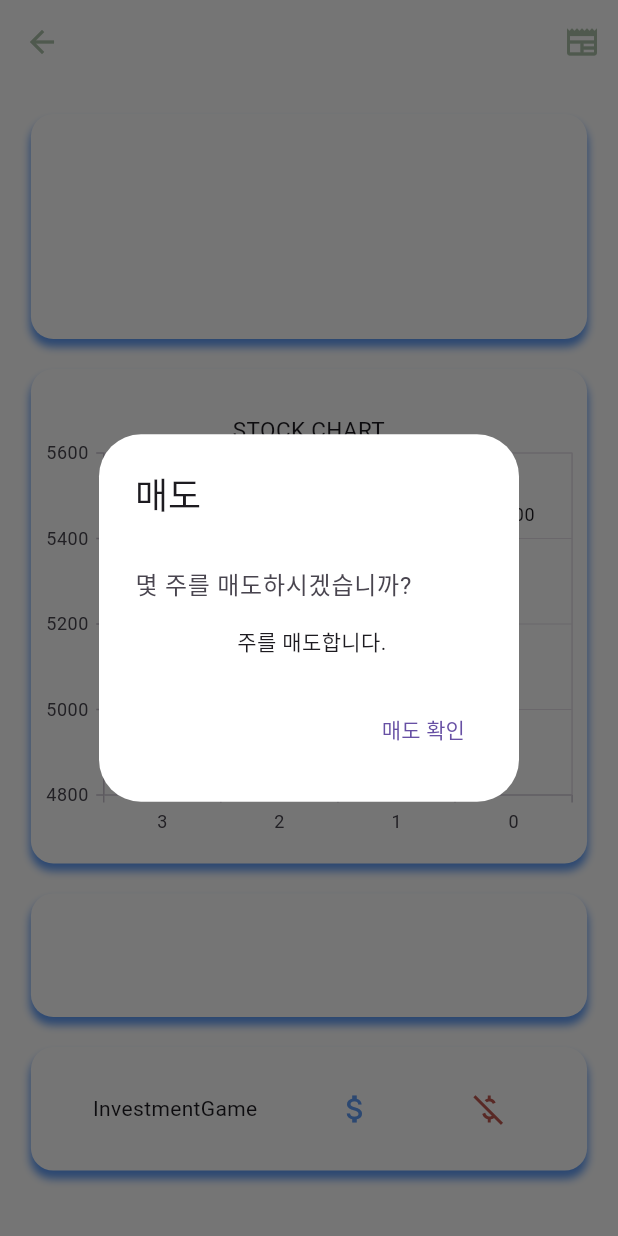
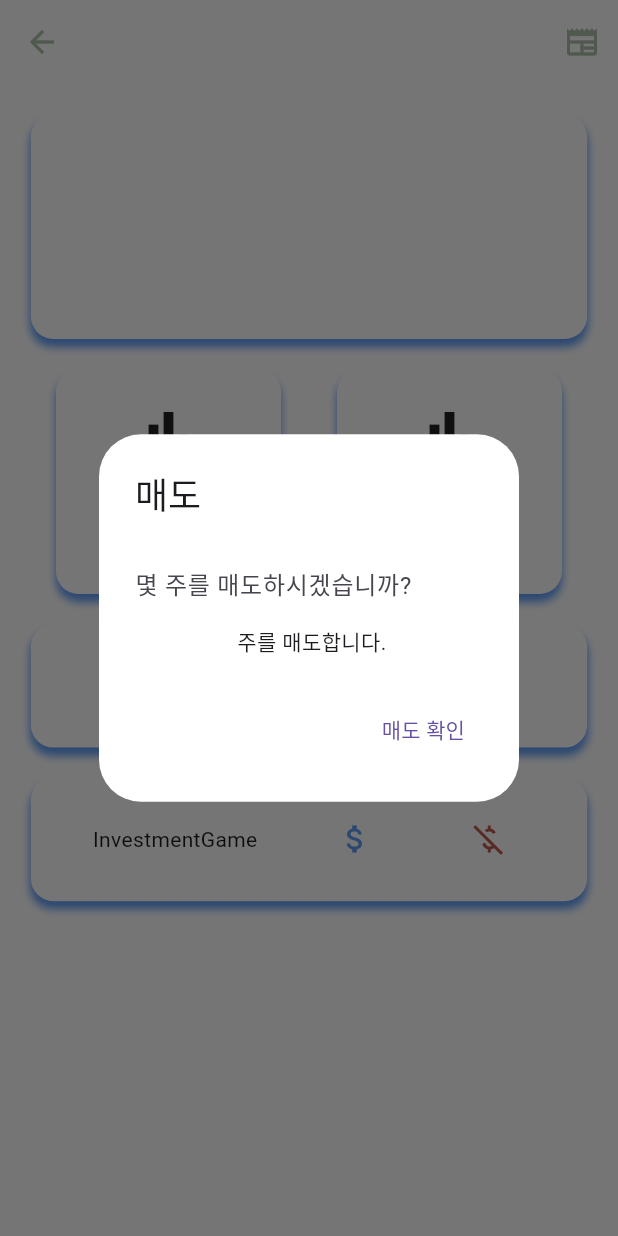
Before and after one commit to devpark435/Flutter_Stock_Application, a Flutter app: the ChartPage screen opened directly with empty values, after a tap on the "money off csred" icon, on a phone screen of 412 x 824 dp. Run offline on Flutter 3.47's test engine with Material 2 defaults, Android fonts, the phone set to English and light mode, and no system bars; our stand-ins replace cloud_firestore, firebase_auth, firebase_core, fluttertoast, pull_to_refresh, syncfusion_flutter_charts; missing offline and left inert: cp949, web_scraper; accounts and stored records are empty.

Commit message:
Edit : ChartArea

```diff
--- /dev/null
+++ b/lib/screens/Chart.dart
@@ -0,0 +1,32 @@
+import 'package:flutter/material.dart';
+import '../asset/palette.dart';
+
+Widget chartArea(chartName) {
+  return GestureDetector(
+    child: Container(
+        margin: EdgeInsets.fromLTRB(0, 20, 0, 0),
+        width: 150,
+        height: 150,
+        decoration: BoxDecoration(
+          color: Palette.bgColor,
+          boxShadow: [
+            BoxShadow(
+              blurRadius: 4,
+              color: Palette.outlineColor,
+              offset: Offset(0, 5),
+            )
+          ],
+          borderRadius: BorderRadius.circular(15),
+        ),
+        child: Column(
+          mainAxisAlignment: MainAxisAlignment.spaceAround,
+          children: [
+            Icon(
+              Icons.bar_chart,
+              size: 40,
+            ),
+            Text('${chartName} 차트 확인하기')
+          ],
+        )),
+  );
+}
--- a/lib/screens/ChartPage.dart
+++ b/lib/screens/ChartPage.dart
@@ -10,6 +10,7 @@ import 'package:syncfusion_flutter_charts/charts.dart';
 import '../firebase/FirestoreService.dart';
 import '../firebase/auth_service.dart';
 import 'SignupPage.dart';
+import 'Chart.dart';
 
 class ChartPage extends StatefulWidget {
   const ChartPage({
@@ -140,13 +141,6 @@ class _ChartPage extends State<ChartPage> {
                     Column(
                       mainAxisAlignment: MainAxisAlignment.spaceAround,
                       children: [
-                        // Text(
-                        //   widget.prices,
-                        //   style: TextStyle(
-                        //       color: widget.rates.indexOf('-') > 0
-                        //           ? Palette.moneyColor
-                        //           : Palette.moneyOffColor),
-                        // ),
                         Row(
                           children: [
                             Text(
@@ -156,13 +150,6 @@ class _ChartPage extends State<ChartPage> {
                                       ? Palette.moneyColor
                                       : Palette.moneyOffColor),
                             ),
-                            // Icon(
-                            //     rates.indexOf('-') > 0
-                            //         ? (Icons.arrow_drop_down_outlined)
-                            //         : Icons.arrow_drop_up_outlined,
-                            //     color: rates.indexOf('-') > 0
-                            //         ? Palette.moneyColor
-                            //         : Palette.moneyOffColor),
                           ],
                         ),
                         Text(
@@ -178,51 +165,11 @@ class _ChartPage extends State<ChartPage> {
                 ),
               ),
               Row(
-                mainAxisAlignment: MainAxisAlignment.center,
-                children: [
-                  Container(
-                      //ChartContainer
-                      margin: EdgeInsets.fromLTRB(0, 20, 0, 0),
-                      width: MediaQuery.of(context).size.width * 0.9,
-                      height: MediaQuery.of(context).size.height * 0.4,
-                      decoration: BoxDecoration(
-                        color: Palette.bgColor,
-                        boxShadow: [
-                          BoxShadow(
-                            blurRadius: 4,
-                            color: Palette.outlineColor,
-                            offset: Offset(0, 5),
-                          )
-                        ],
-                        borderRadius: BorderRadius.circular(15),
-                      ),
-                      child: Column(children: [
-                        Padding(padding: EdgeInsets.fromLTRB(0, 20, 0, 0)),
-                        Container(
-                          child: SfCartesianChart(
-                              primaryXAxis: CategoryAxis(),
-                              // Chart title
-                              title: ChartTitle(text: 'STOCK CHART'),
-                              // Enable legend
-                              legend: Legend(isVisible: false),
-                              // Enable tooltip
-                              tooltipBehavior: TooltipBehavior(enable: true),
-                              series: <ChartSeries<_SalesData, String>>[
-                                LineSeries<_SalesData, String>(
-                                    dataSource: data,
-                                    xValueMapper: (_SalesData sales, _) =>
-                                        sales.year,
-                                    yValueMapper: (_SalesData sales, _) =>
-                                        sales.sales,
-                                    name: 'Sales',
-                                    // Enable data label
-                                    dataLabelSettings:
-                                        DataLabelSettings(isVisible: true)),
-                              ]),
-                        )
-                      ]))
-                ],
+                mainAxisAlignment: MainAxisAlignment.spaceEvenly,
+                mainAxisSize: MainAxisSize.max,
+                children: [chartArea(widget.items), chartArea(widget.items)],
               ),
+
               Row(
                 mainAxisAlignment: MainAxisAlignment.spaceEvenly,
                 mainAxisSize: MainAxisSize.max,
--- a/lib/screens/MyPage.dart
+++ b/lib/screens/MyPage.dart
@@ -15,6 +15,14 @@ class MyPage extends StatefulWidget {
 class _MyPageState extends State<MyPage> {
   @override
   Widget build(BuildContext context) {
-    return Scaffold();
+    return Scaffold(
+      body: SafeArea(
+          child: SingleChildScrollView(
+        scrollDirection: Axis.vertical,
+        child: Column(
+          children: [],
+        ),
+      )),
+    );
   }
 }
```
